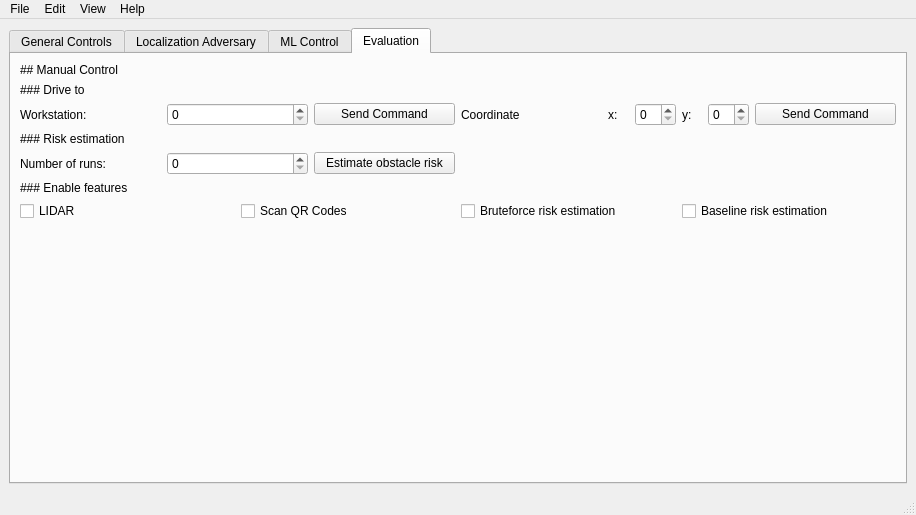
Above: src/gui/form.ui from NachtaktiverHalbaffe/Robotino-Situational-Risk-Assessment before the change. Below: the same form after it.
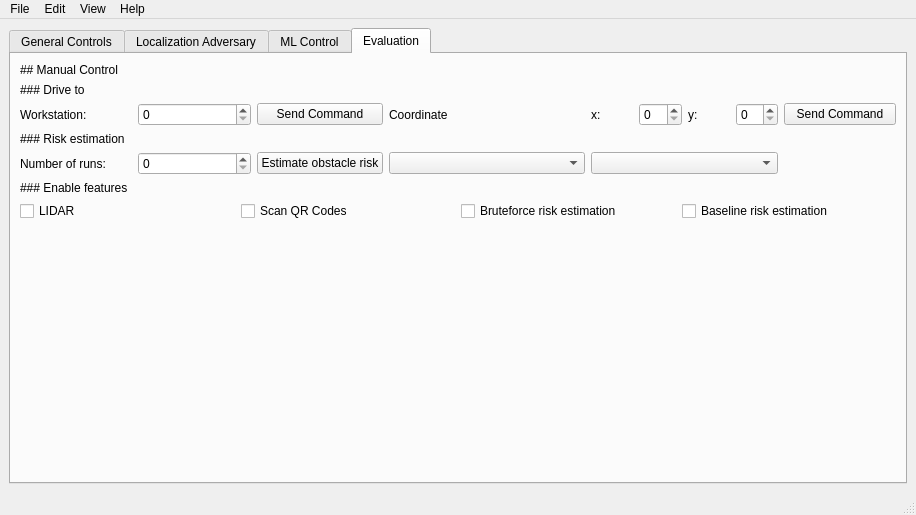
That is the form after the change. The open tabs and pages were chosen to show the change. Icons and pictures are not drawn.

Diff of the .ui file:
```diff
--- a/src/gui/form.ui
+++ b/src/gui/form.ui
@@ -730,6 +730,26 @@
               </property>
              </widget>
             </item>
+            <item row="3" column="3">
+             <widget class="QComboBox" name="comboBox_errDistrDistPath">
+              <property name="currentText">
+               <string/>
+              </property>
+              <property name="currentIndex">
+               <number>-1</number>
+              </property>
+              <property name="placeholderText">
+               <string>Path error distribution distance</string>
+              </property>
+             </widget>
+            </item>
+            <item row="3" column="4">
+             <widget class="QComboBox" name="comboBox_errDistrANglePath">
+              <property name="placeholderText">
+               <string>Path error distribution angles</string>
+              </property>
+             </widget>
+            </item>
            </layout>
           </item>
           <item>
```
Left out of the diff: 2 changed lines with no effect on the pictures.
